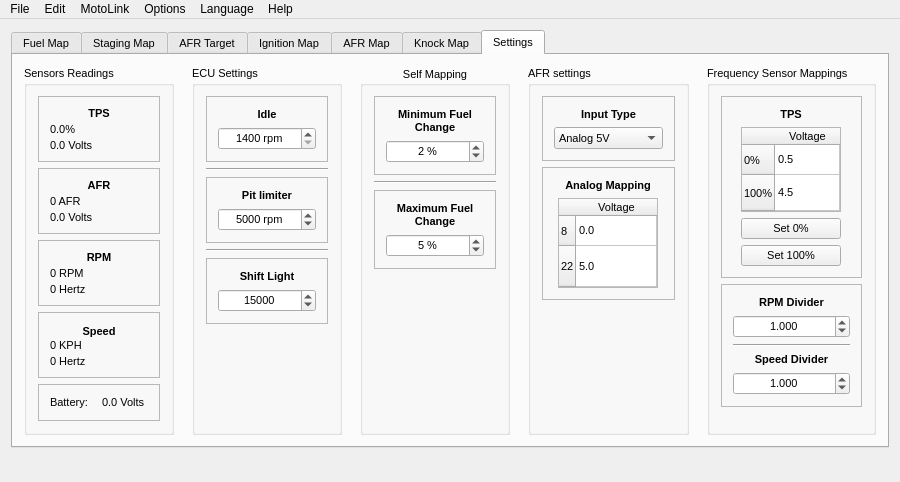
First picture: the form in GUI/ui/main.ui, repository fpoussin/MotoLink, before the edit.
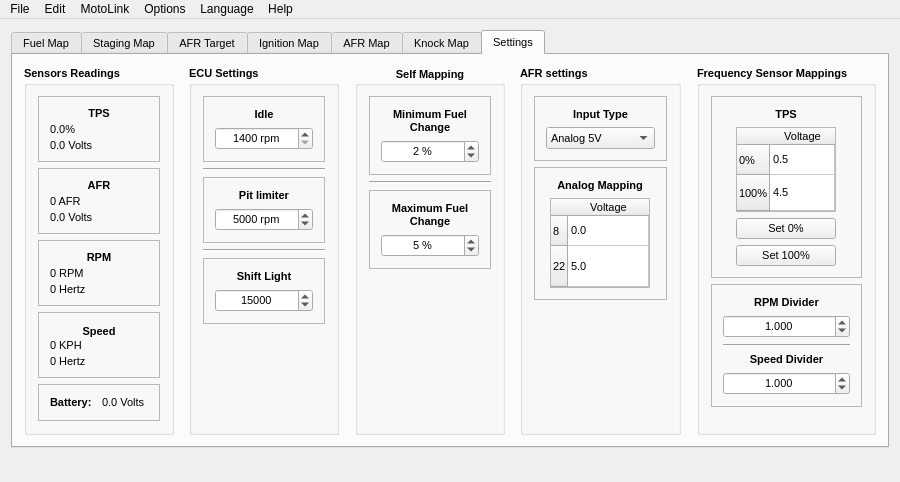
Second picture: the form after the edit. The open tabs and pages were chosen to show the change. Icons and pictures are not drawn. Custom widgets are drawn as their Qt base class.

Commit message: [GUI] Fixed detached tabs that would lose their icons. Updated translation.

Patch:
```diff
--- a/GUI/ui/main.ui
+++ b/GUI/ui/main.ui
@@ -89,7 +89,7 @@
        <enum>QTabWidget::Rounded</enum>
       </property>
       <property name="currentIndex">
-       <number>0</number>
+       <number>6</number>
       </property>
       <property name="iconSize">
        <size>
@@ -489,6 +489,12 @@
             <height>0</height>
            </size>
           </property>
+          <property name="font">
+           <font>
+            <weight>75</weight>
+            <bold>true</bold>
+           </font>
+          </property>
           <property name="title">
            <string>Self Mapping</string>
           </property>
@@ -498,6 +504,12 @@
           <layout class="QGridLayout" name="gridLayout_8">
            <item row="5" column="0">
             <widget class="QFrame" name="frame_8">
+             <property name="font">
+              <font>
+               <weight>50</weight>
+               <bold>false</bold>
+              </font>
+             </property>
              <property name="frameShape">
               <enum>QFrame::StyledPanel</enum>
              </property>
@@ -554,6 +566,12 @@
            </item>
            <item row="0" column="0">
             <widget class="QFrame" name="frame_9">
+             <property name="font">
+              <font>
+               <weight>50</weight>
+               <bold>false</bold>
+              </font>
+             </property>
              <property name="frameShape">
               <enum>QFrame::StyledPanel</enum>
              </property>
@@ -651,12 +669,24 @@
             <height>0</height>
            </size>
           </property>
+          <property name="font">
+           <font>
+            <weight>75</weight>
+            <bold>true</bold>
+           </font>
+          </property>
           <property name="title">
            <string>ECU Settings</string>
           </property>
           <layout class="QGridLayout" name="gridLayout_7">
            <item row="4" column="0">
             <widget class="QFrame" name="frame_3">
+             <property name="font">
+              <font>
+               <weight>50</weight>
+               <bold>false</bold>
+              </font>
+             </property>
              <property name="frameShape">
               <enum>QFrame::StyledPanel</enum>
              </property>
@@ -710,6 +740,12 @@
            </item>
            <item row="0" column="0">
             <widget class="QFrame" name="frame">
+             <property name="font">
+              <font>
+               <weight>50</weight>
+               <bold>false</bold>
+              </font>
+             </property>
              <property name="frameShape">
               <enum>QFrame::StyledPanel</enum>
              </property>
@@ -760,6 +796,12 @@
            </item>
            <item row="2" column="0">
             <widget class="QFrame" name="frame_2">
+             <property name="font">
+              <font>
+               <weight>50</weight>
+               <bold>false</bold>
+              </font>
+             </property>
              <property name="frameShape">
               <enum>QFrame::StyledPanel</enum>
              </property>
@@ -848,8 +890,8 @@
           </property>
           <property name="font">
            <font>
-            <weight>50</weight>
-            <bold>false</bold>
+            <weight>75</weight>
+            <bold>true</bold>
            </font>
           </property>
           <property name="title">
@@ -858,6 +900,12 @@
           <layout class="QGridLayout" name="gridLayout_11">
            <item row="5" column="0">
             <widget class="QFrame" name="frame_10">
+             <property name="font">
+              <font>
+               <weight>50</weight>
+               <bold>false</bold>
+              </font>
+             </property>
              <property name="frameShape">
               <enum>QFrame::StyledPanel</enum>
              </property>
@@ -867,6 +915,12 @@
              <layout class="QHBoxLayout" name="horizontalLayout_4">
               <item>
                <widget class="QLabel" name="ltVbat">
+                <property name="font">
+                 <font>
+                  <weight>75</weight>
+                  <bold>true</bold>
+                 </font>
+                </property>
                 <property name="text">
                  <string>Battery:</string>
                 </property>
@@ -884,6 +938,12 @@
            </item>
            <item row="0" column="0">
             <widget class="QFrame" name="frame_4">
+             <property name="font">
+              <font>
+               <weight>50</weight>
+               <bold>false</bold>
+              </font>
+             </property>
              <property name="frameShape">
               <enum>QFrame::StyledPanel</enum>
              </property>
@@ -926,6 +986,12 @@
            </item>
            <item row="1" column="0">
             <widget class="QFrame" name="frame_6">
+             <property name="font">
+              <font>
+               <weight>50</weight>
+               <bold>false</bold>
+              </font>
+             </property>
              <property name="frameShape">
               <enum>QFrame::StyledPanel</enum>
              </property>
@@ -968,6 +1034,12 @@
            </item>
            <item row="2" column="0">
             <widget class="QFrame" name="frame_5">
+             <property name="font">
+              <font>
+               <weight>50</weight>
+               <bold>false</bold>
+              </font>
+             </property>
              <property name="frameShape">
               <enum>QFrame::StyledPanel</enum>
              </property>
@@ -1010,6 +1082,12 @@
            </item>
            <item row="3" column="0">
             <widget class="QFrame" name="frame_7">
+             <property name="font">
+              <font>
+               <weight>50</weight>
+               <bold>false</bold>
+              </font>
+             </property>
              <property name="frameShape">
               <enum>QFrame::StyledPanel</enum>
              </property>
@@ -1113,6 +1191,12 @@
         </item>
         <item row="0" column="6">
          <widget class="QGroupBox" name="groupBox">
+          <property name="font">
+           <font>
+            <weight>75</weight>
+            <bold>true</bold>
+           </font>
+          </property>
           <property name="title">
            <string>AFR settings</string>
           </property>
@@ -1132,6 +1216,12 @@
            </item>
            <item row="2" column="0">
             <widget class="QFrame" name="frame_12">
+             <property name="font">
+              <font>
+               <weight>50</weight>
+               <bold>false</bold>
+              </font>
+             </property>
              <property name="frameShape">
               <enum>QFrame::StyledPanel</enum>
              </property>
@@ -1237,6 +1327,12 @@
            </item>
            <item row="1" column="0">
             <widget class="QFrame" name="frame_11">
+             <property name="font">
+              <font>
+               <weight>50</weight>
+               <bold>false</bold>
+              </font>
+             </property>
              <property name="frameShape">
               <enum>QFrame::StyledPanel</enum>
              </property>
@@ -1246,6 +1342,12 @@
              <layout class="QGridLayout" name="gridLayout_13">
               <item row="1" column="0">
                <widget class="QComboBox" name="cbAFRInput">
+                <property name="font">
+                 <font>
+                  <weight>50</weight>
+                  <bold>false</bold>
+                 </font>
+                </property>
                 <item>
                  <property name="text">
                   <string>Analog 5V</string>
@@ -1315,12 +1417,24 @@
             <height>16777215</height>
            </size>
           </property>
+          <property name="font">
+           <font>
+            <weight>75</weight>
+            <bold>true</bold>
+           </font>
+          </property>
           <property name="title">
            <string>Frequency Sensor Mappings</string>
           </property>
           <layout class="QGridLayout" name="gridLayout">
            <item row="4" column="0">
             <widget class="QFrame" name="frame_14">
+             <property name="font">
+              <font>
+               <weight>50</weight>
+               <bold>false</bold>
+              </font>
+             </property>
              <property name="frameShape">
               <enum>QFrame::StyledPanel</enum>
              </property>
@@ -1416,6 +1530,12 @@
            </item>
            <item row="0" column="0">
             <widget class="QFrame" name="frame_13">
+             <property name="font">
+              <font>
+               <weight>50</weight>
+               <bold>false</bold>
+              </font>
+             </property>
              <property name="frameShape">
               <enum>QFrame::StyledPanel</enum>
              </property>
@@ -1512,6 +1632,12 @@
                   <height>30</height>
                  </size>
                 </property>
+                <property name="font">
+                 <font>
+                  <weight>50</weight>
+                  <bold>false</bold>
+                 </font>
+                </property>
                 <property name="text">
                  <string>Set 0%</string>
                 </property>
@@ -1519,6 +1645,12 @@
               </item>
               <item row="3" column="0">
                <widget class="QPushButton" name="bTpsSet100">
+                <property name="font">
+                 <font>
+                  <weight>50</weight>
+                  <bold>false</bold>
+                 </font>
+                </property>
                 <property name="text">
                  <string>Set 100%</string>
                 </property>
```
The commit also changes 4 other files.
